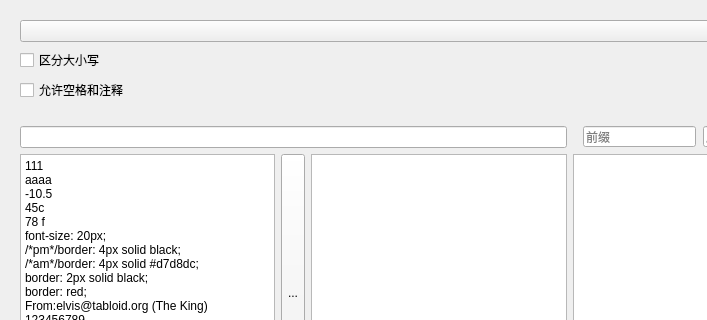
Old version of the form 2/func2.ui in the repository ba-ya/test_qt6_new_property; both pictures show x 0 to 707 and y 0 to 320 of the 848 by 484 pixel window.
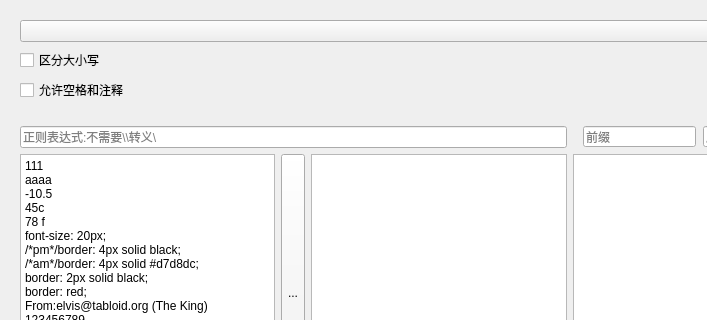
New version of the form. Icons and pictures are not drawn.

```diff
--- a/2/func2.ui
+++ b/2/func2.ui
@@ -72,6 +72,9 @@
         <property name="readOnly">
          <bool>false</bool>
         </property>
+        <property name="placeholderText">
+         <string>正则表达式:不需要\\转义\</string>
+        </property>
        </widget>
       </item>
       <item row="0" column="3">
```
